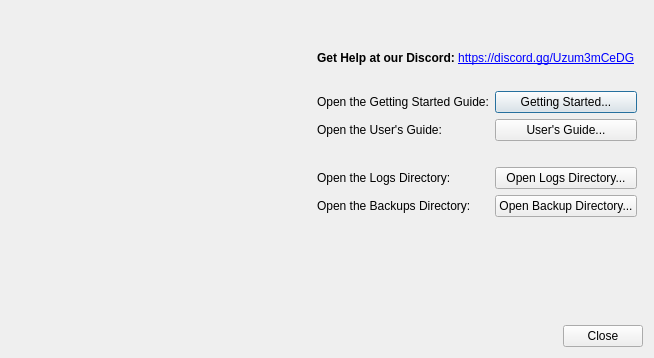
MMetze/DMHelper, file DMHelper/src/helpdialog.ui: the form before one commit.
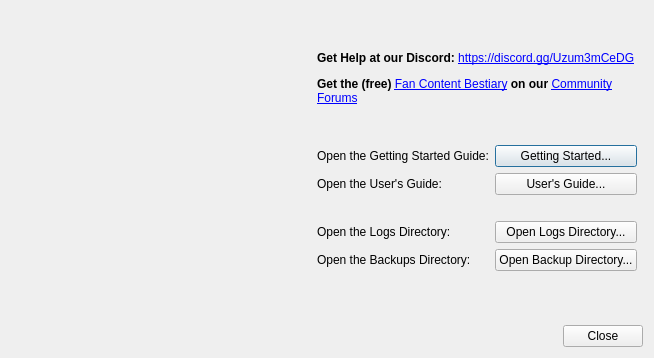
The form after the commit. Icons and pictures are not drawn.

Commit message: Updated about and help dialogs

What changed in the file:
```diff
--- a/DMHelper/src/helpdialog.ui
+++ b/DMHelper/src/helpdialog.ui
@@ -76,7 +76,7 @@
        <item>
         <widget class="QLabel" name="label_6">
          <property name="text">
-          <string>&lt;html&gt;&lt;head/&gt;&lt;body&gt;&lt;p&gt;&lt;span style=&quot; font-weight:600;&quot;&gt;Get Help at our Discord: &lt;/span&gt;&lt;a href=&quot;https://discord.gg/Uzum3mCeDG&quot;&gt;&lt;span style=&quot; text-decoration: underline; color:#0000ff;&quot;&gt;https://discord.gg/Uzum3mCeDG&lt;/span&gt;&lt;/a&gt;&lt;/p&gt;&lt;/body&gt;&lt;/html&gt;</string>
+          <string>&lt;html&gt;&lt;head/&gt;&lt;body&gt;&lt;p&gt;&lt;span style=&quot; font-weight:700;&quot;&gt;Get Help at our Discord: &lt;/span&gt;&lt;a href=&quot;https://discord.gg/Uzum3mCeDG&quot;&gt;&lt;span style=&quot; text-decoration: underline; color:#0000ff;&quot;&gt;https://discord.gg/Uzum3mCeDG&lt;/span&gt;&lt;/a&gt;&lt;/p&gt;&lt;p&gt;&lt;span style=&quot; font-weight:700;&quot;&gt;Get the (free) &lt;/span&gt;&lt;a href=&quot;https://forum.dm-helper.com/t/bestiary-almost-complete-bestiary/35&quot;&gt;&lt;span style=&quot; text-decoration: underline; color:#0000ff;&quot;&gt;Fan Content Bestiary&lt;/span&gt;&lt;/a&gt;&lt;span style=&quot; font-weight:700;&quot;&gt; on our &lt;/span&gt;&lt;a href=&quot;https://forum.dm-helper.com/&quot;&gt;&lt;span style=&quot; text-decoration: underline; color:#0000ff;&quot;&gt;Community Forums&lt;/span&gt;&lt;/a&gt;&lt;br/&gt;&lt;/p&gt;&lt;/body&gt;&lt;/html&gt;</string>
          </property>
          <property name="textFormat">
           <enum>Qt::RichText</enum>
```
The commit also changes 2 other files.
